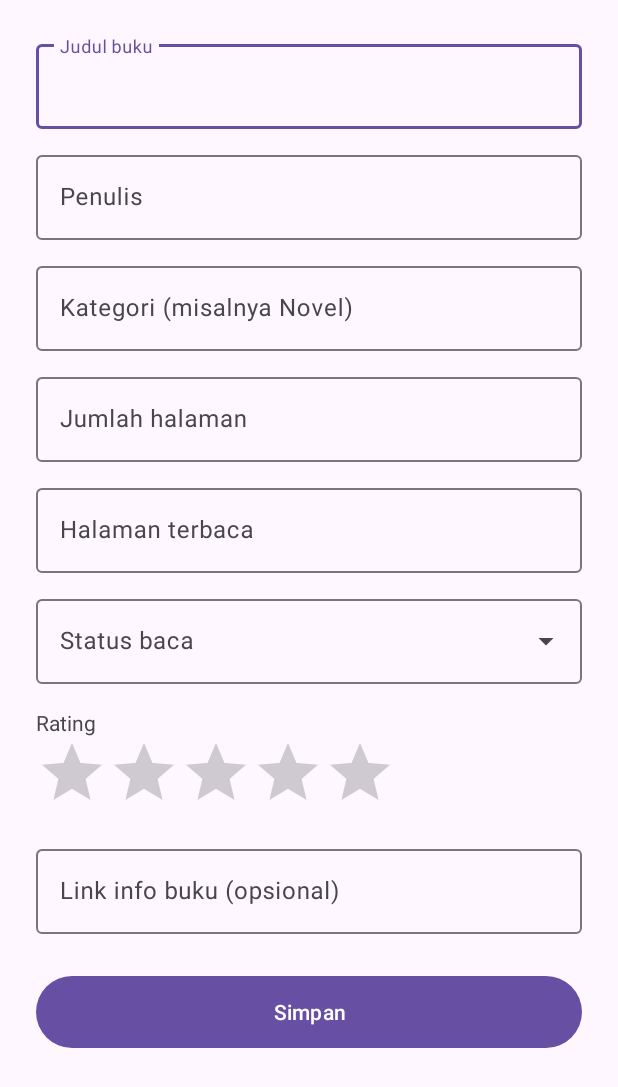
After one commit to naghiya/koleksi-bacaan, an Android app: the BookFormActivity screen opened directly, with no data from a screen before it, on a phone screen of 412 x 824 dp. The commit adds this screen. Shown: the top 1087 px of the screen. Run offline under Robolectric (Android 15) with nearby library versions, the phone set to English and light mode, and no system bars.

Commit message:
Tambah model Buku dan desain form tambah buku

```diff
--- a/app/src/main/AndroidManifest.xml
+++ b/app/src/main/AndroidManifest.xml
@@ -31,6 +31,10 @@
             android:name=".LoginActivity"
             android:exported="false"
             android:windowSoftInputMode="adjustResize" />
+        <activity
+            android:name=".BookFormActivity"
+            android:exported="false"
+            android:windowSoftInputMode="adjustResize" />
     </application>
 
 </manifest>
--- /dev/null
+++ b/app/src/main/java/com/naghiya/koleksibacaan/BookFormActivity.kt
@@ -0,0 +1,20 @@
+package com.naghiya.koleksibacaan
+
+import android.os.Bundle
+import androidx.activity.enableEdgeToEdge
+import androidx.appcompat.app.AppCompatActivity
+import androidx.core.view.ViewCompat
+import androidx.core.view.WindowInsetsCompat
+
+class BookFormActivity : AppCompatActivity() {
+    override fun onCreate(savedInstanceState: Bundle?) {
+        super.onCreate(savedInstanceState)
+        enableEdgeToEdge()
+        setContentView(R.layout.activity_book_form)
+        ViewCompat.setOnApplyWindowInsetsListener(findViewById(R.id.main)) { v, insets ->
+            val systemBars = insets.getInsets(WindowInsetsCompat.Type.systemBars())
+            v.setPadding(systemBars.left, systemBars.top, systemBars.right, systemBars.bottom)
+            insets
+        }
+    }
+}
--- /dev/null
+++ b/app/src/main/java/com/naghiya/koleksibacaan/Buku.kt
@@ -0,0 +1,16 @@
+package com.naghiya.koleksibacaan
+
+import com.google.firebase.firestore.DocumentId
+
+data class Buku(
+    @DocumentId val id: String = "",
+    val userId: String = "",
+    val judul: String = "",
+    val penulis: String = "",
+    val kategori: String = "",
+    val jumlahHalaman: Int = 0,
+    val halamanTerbaca: Int = 0,
+    val status: String = "",
+    val rating: Float = 0f,
+    val linkInfo: String = ""
+)
--- /dev/null
+++ b/app/src/main/res/layout/activity_book_form.xml
@@ -0,0 +1,149 @@
+<?xml version="1.0" encoding="utf-8"?>
+<ScrollView xmlns:android="http://schemas.android.com/apk/res/android"
+    xmlns:app="http://schemas.android.com/apk/res-auto"
+    xmlns:tools="http://schemas.android.com/tools"
+    android:id="@+id/main"
+    android:layout_width="match_parent"
+    android:layout_height="match_parent"
+    android:fillViewport="true"
+    tools:context=".BookFormActivity">
+
+    <LinearLayout
+        android:layout_width="match_parent"
+        android:layout_height="wrap_content"
+        android:orientation="vertical"
+        android:padding="24dp">
+
+        <com.google.android.material.textfield.TextInputLayout
+            android:id="@+id/tilJudul"
+            style="@style/Widget.Material3.TextInputLayout.OutlinedBox"
+            android:layout_width="match_parent"
+            android:layout_height="wrap_content"
+            android:hint="@string/hint_judul">
+
+            <com.google.android.material.textfield.TextInputEditText
+                android:id="@+id/etJudul"
+                android:layout_width="match_parent"
+                android:layout_height="wrap_content"
+                android:inputType="textCapWords" />
+        </com.google.android.material.textfield.TextInputLayout>
+
+        <com.google.android.material.textfield.TextInputLayout
+            android:id="@+id/tilPenulis"
+            style="@style/Widget.Material3.TextInputLayout.OutlinedBox"
+            android:layout_width="match_parent"
+            android:layout_height="wrap_content"
+            android:layout_marginTop="12dp"
+            android:hint="@string/hint_penulis">
+
+            <com.google.android.material.textfield.TextInputEditText
+                android:id="@+id/etPenulis"
+                android:layout_width="match_parent"
+                android:layout_height="wrap_content"
+                android:inputType="textPersonName" />
+        </com.google.android.material.textfield.TextInputLayout>
+
+        <com.google.android.material.textfield.TextInputLayout
+            android:id="@+id/tilKategori"
+            style="@style/Widget.Material3.TextInputLayout.OutlinedBox"
+            android:layout_width="match_parent"
+            android:layout_height="wrap_content"
+            android:layout_marginTop="12dp"
+            android:hint="@string/hint_kategori">
+
+            <com.google.android.material.textfield.TextInputEditText
+                android:id="@+id/etKategori"
+                android:layout_width="match_parent"
+                android:layout_height="wrap_content"
+                android:inputType="textCapWords" />
+        </com.google.android.material.textfield.TextInputLayout>
+
+        <com.google.android.material.textfield.TextInputLayout
+            android:id="@+id/tilJumlahHalaman"
+            style="@style/Widget.Material3.TextInputLayout.OutlinedBox"
+            android:layout_width="match_parent"
+            android:layout_height="wrap_content"
+            android:layout_marginTop="12dp"
+            android:hint="@string/hint_jumlah_halaman">
+
+            <com.google.android.material.textfield.TextInputEditText
+                android:id="@+id/etJumlahHalaman"
+                android:layout_width="match_parent"
+                android:layout_height="wrap_content"
+                android:inputType="number" />
+        </com.google.android.material.textfield.TextInputLayout>
+
+        <com.google.android.material.textfield.TextInputLayout
+            android:id="@+id/tilHalamanTerbaca"
+            style="@style/Widget.Material3.TextInputLayout.OutlinedBox"
+            android:layout_width="match_parent"
+            android:layout_height="wrap_content"
+            android:layout_marginTop="12dp"
+            android:hint="@string/hint_halaman_terbaca">
+
+            <com.google.android.material.textfield.TextInputEditText
+                android:id="@+id/etHalamanTerbaca"
+                android:layout_width="match_parent"
+                android:layout_height="wrap_content"
+                android:inputType="number" />
+        </com.google.android.material.textfield.TextInputLayout>
+
+        <com.google.android.material.textfield.TextInputLayout
+            android:id="@+id/tilStatus"
+            style="@style/Widget.Material3.TextInputLayout.OutlinedBox.ExposedDropdownMenu"
+            android:layout_width="match_parent"
+            android:layout_height="wrap_content"
+            android:layout_marginTop="12dp"
+            android:hint="@string/hint_status">
+
+            <AutoCompleteTextView
+                android:id="@+id/actStatus"
+                android:layout_width="match_parent"
+                android:layout_height="wrap_content"
+                android:inputType="none" />
+        </com.google.android.material.textfield.TextInputLayout>
+
+        <TextView
+            android:layout_width="wrap_content"
+            android:layout_height="wrap_content"
+            android:layout_marginTop="16dp"
+            android:text="@string/label_rating" />
+
+        <RatingBar
+            android:id="@+id/ratingBar"
+            android:layout_width="wrap_content"
+            android:layout_height="wrap_content"
+            android:numStars="5"
+            android:stepSize="0.5" />
+
+        <com.google.android.material.textfield.TextInputLayout
+            android:id="@+id/tilLinkInfo"
+            style="@style/Widget.Material3.TextInputLayout.OutlinedBox"
+            android:layout_width="match_parent"
+            android:layout_height="wrap_content"
+            android:layout_marginTop="12dp"
+            android:hint="@string/hint_link_info">
+
+            <com.google.android.material.textfield.TextInputEditText
+                android:id="@+id/etLinkInfo"
+                android:layout_width="match_parent"
+                android:layout_height="wrap_content"
+                android:inputType="textUri" />
+        </com.google.android.material.textfield.TextInputLayout>
+
+        <Button
+            android:id="@+id/btnSimpan"
+            android:layout_width="match_parent"
+            android:layout_height="56dp"
+            android:layout_marginTop="24dp"
+            android:text="@string/btn_simpan" />
+
+        <ProgressBar
+            android:id="@+id/progressBar"
+            android:layout_width="wrap_content"
+            android:layout_height="wrap_content"
+            android:layout_gravity="center_horizontal"
+            android:layout_marginTop="16dp"
+            android:visibility="gone" />
+    </LinearLayout>
+</ScrollView>
--- a/app/src/main/res/values/strings.xml
+++ b/app/src/main/res/values/strings.xml
@@ -26,4 +26,23 @@
     <string name="login_gagal">Login gagal, coba lagi</string>
     <string name="halo_pengguna">Halo, %1$s!</string>
     <string name="btn_keluar">Keluar</string>
+    <string name="title_tambah_buku">Tambah Buku</string>
+    <string name="hint_judul">Judul buku</string>
+    <string name="hint_penulis">Penulis</string>
+    <string name="hint_kategori">Kategori (misalnya Novel)</string>
+    <string name="hint_jumlah_halaman">Jumlah halaman</string>
+    <string name="hint_halaman_terbaca">Halaman terbaca</string>
+    <string name="hint_status">Status baca</string>
+    <string name="label_rating">Rating</string>
+    <string name="hint_link_info">Link info buku (opsional)</string>
+    <string name="btn_simpan">Simpan</string>
+
+    <string name="status_ingin_dibaca">Ingin Dibaca</string>
+    <string name="status_sedang_dibaca">Sedang Dibaca</string>
+    <string name="status_selesai">Selesai</string>
+    <string-array name="daftar_status">
+        <item>@string/status_ingin_dibaca</item>
+        <item>@string/status_sedang_dibaca</item>
+        <item>@string/status_selesai</item>
+    </string-array>
 </resources>
```
